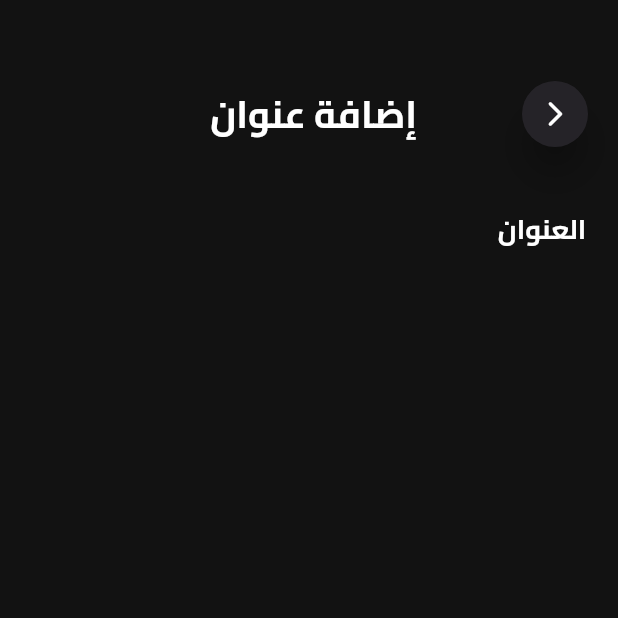
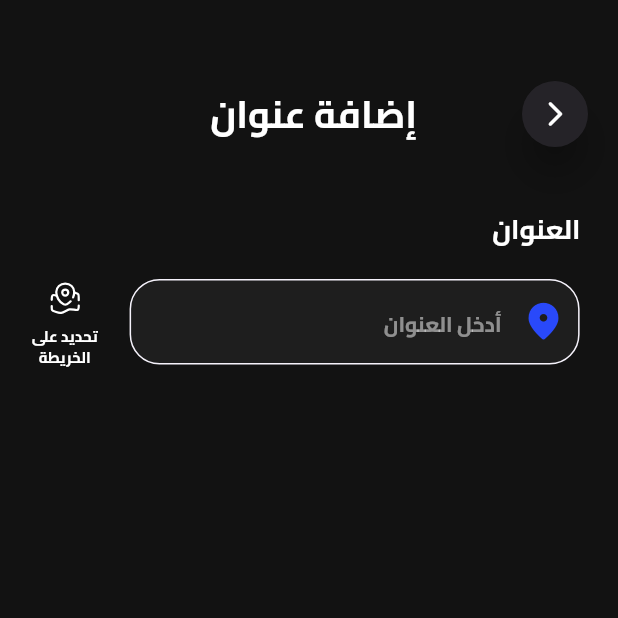
Before and after one commit to lunaalkufairy/waslny_rider, a Flutter app: the AddingAddressScreen screen opened directly, on a phone screen of 412 x 824 dp, the top half of it. Run offline on Flutter 3.47's test engine with Material 3 defaults, Android fonts, the phone set to English and light mode, and no system bars; our stand-ins replace flutter_rating_bar, flutter_svg, geolocator, get, google_maps_flutter, intl_phone_field and 2 more.

Commit message:
Adding address screen done

```diff
--- /dev/null
+++ b/lib/components/custom_input_field.dart
@@ -0,0 +1,55 @@
+import 'package:flutter/material.dart';
+import 'package:waslny_rider/constants.dart';
+
+class CustomInputField extends StatelessWidget {
+  final String hintText;
+  const CustomInputField({super.key, required this.hintText});
+
+  @override
+  Widget build(BuildContext context) {
+    return TextField(
+      onChanged: (value) {},
+      cursorColor: white,
+      keyboardType: TextInputType.streetAddress,
+      style: TextStyle(
+        color: white,
+        fontFamily: 'cairo',
+        fontSize: 18,
+      ),
+      textDirection: TextDirection.rtl,
+      textAlign: TextAlign.right,
+      decoration: InputDecoration(
+          filled: true,
+          fillColor: grey1,
+          hintText: hintText,
+          hintStyle: TextStyle(
+            color: white.withOpacity(0.5),
+            fontFamily: 'cairo',
+            fontSize: 14,
+          ),
+          contentPadding: EdgeInsets.all(15),
+          border: OutlineInputBorder(
+            borderSide: BorderSide(color: lightWhite),
+            borderRadius: BorderRadius.circular(20),
+          ),
+          enabledBorder: OutlineInputBorder(
+            borderSide: BorderSide(color: lightWhite),
+            borderRadius: BorderRadius.circular(20),
+          ),
+          focusedBorder: OutlineInputBorder(
+            borderSide: BorderSide(color: lightWhite),
+            borderRadius: BorderRadius.circular(20),
+          ),
+          suffixIcon:
+              // SvgPicture.asset(
+              //   'assets/icons/location.svg',
+              //   color: blue,
+              // ),
+              Icon(
+            Icons.location_on_rounded,
+            color: blue,
+            size: 30,
+          )),
+    );
+  }
+}
--- /dev/null
+++ b/lib/components/custom_onMap_button.dart
@@ -0,0 +1,27 @@
+import 'package:flutter/material.dart';
+import 'package:flutter_svg/flutter_svg.dart';
+
+class CustomOnmapButton extends StatelessWidget {
+  const CustomOnmapButton({super.key});
+
+  @override
+  Widget build(BuildContext context) {
+    return InkWell(
+      onTap: () {},
+      borderRadius: BorderRadius.circular(10),
+      child: Column(
+        //mainAxisSize: MainAxisSize.min,
+        children: [
+          SvgPicture.asset('assets/icons/Locations.svg'),
+          const SizedBox(height: 6),
+          Text(
+            'تحديد على \nالخريطة',
+            style: const TextStyle(
+                color: Colors.white, fontSize: 10, fontFamily: 'cairo'),
+            textAlign: TextAlign.center,
+          ),
+        ],
+      ),
+    );
+  }
+}
--- a/lib/screens/adding_address_screen.dart
+++ b/lib/screens/adding_address_screen.dart
@@ -1,4 +1,6 @@
 import 'package:flutter/material.dart';
+import 'package:waslny_rider/components/custom_input_field.dart';
+import 'package:waslny_rider/components/custom_onMap_button.dart';
 import 'package:waslny_rider/components/page_top.dart';
 import 'package:waslny_rider/constants.dart';
 
@@ -20,13 +22,33 @@ class AddingAddressScreen extends StatelessWidget {
               Align(
                 alignment: Alignment(0.88, 0),
                 child: Text(
-                  'العنوان',
+                  'العنوان ',
                   style: TextStyle(
                     color: white,
                     fontSize: 18,
                     fontFamily: 'cairo',
                   ),
                 ),
+              ),
+              SizedBox(
+                height: 20,
+              ),
+              Row(
+                // mainAxisAlignment: MainAxisAlignment.spaceEvenly,
+                children: [
+                  SizedBox(
+                    width: 20,
+                  ),
+                  CustomOnmapButton(),
+                  SizedBox(
+                    width: 20,
+                  ),
+                  Container(
+                    width: 300,
+                    height: 60,
+                    child: CustomInputField(hintText: 'أدخل العنوان'),
+                  ),
+                ],
               ),
             ],
           ),
```
